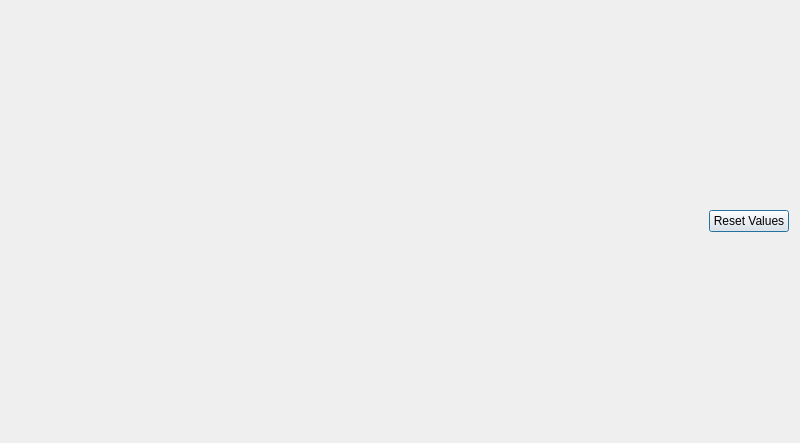
This is QgisModelBaker/ui/tid_configurator_panel.ui in opengisch/QgisModelBaker as Qt 5 draws it before an edit. The edited form follows.
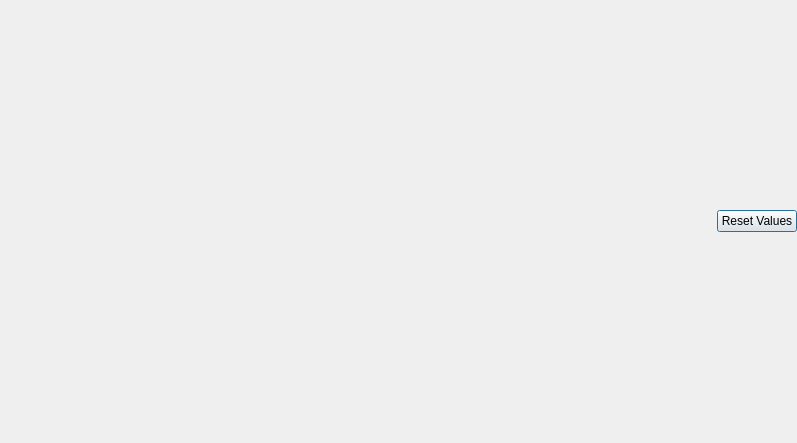
This is the edited form.

Commit message: Descriptive text. Layout finetuning and tooltips.

```diff
--- a/QgisModelBaker/ui/tid_configurator_panel.ui
+++ b/QgisModelBaker/ui/tid_configurator_panel.ui
@@ -6,7 +6,7 @@
    <rect>
     <x>0</x>
     <y>0</y>
-    <width>800</width>
+    <width>797</width>
     <height>443</height>
    </rect>
   </property>
@@ -14,6 +14,18 @@
    <string>Select Files</string>
   </property>
   <layout class="QGridLayout" name="gridLayout">
+   <property name="leftMargin">
+    <number>0</number>
+   </property>
+   <property name="topMargin">
+    <number>0</number>
+   </property>
+   <property name="rightMargin">
+    <number>0</number>
+   </property>
+   <property name="bottomMargin">
+    <number>0</number>
+   </property>
    <item row="0" column="0" colspan="2">
     <layout class="QVBoxLayout" name="layer_tids_layout">
      <property name="sizeConstraint">
```
The commit also changes 5 other files.
